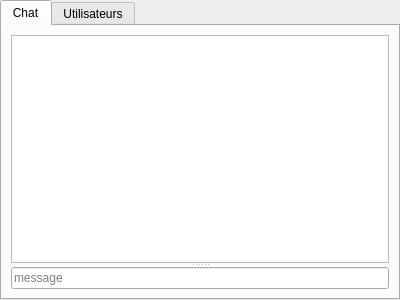
Above: src/Chat/ChatWidget.ui from Nepta/nixjdr before the change. Below: the same form after it.
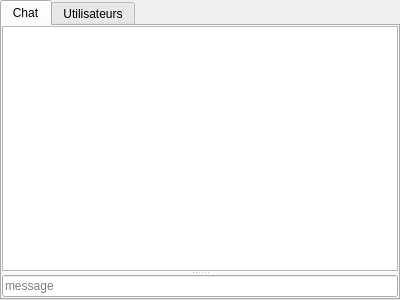
That is the form after the change.

Diff of the .ui file:
```diff
--- a/src/Chat/ChatWidget.ui
+++ b/src/Chat/ChatWidget.ui
@@ -39,6 +39,21 @@
        <string>Chat</string>
       </attribute>
       <layout class="QVBoxLayout" name="verticalLayout_4">
+       <property name="spacing">
+        <number>6</number>
+       </property>
+       <property name="leftMargin">
+        <number>0</number>
+       </property>
+       <property name="topMargin">
+        <number>0</number>
+       </property>
+       <property name="rightMargin">
+        <number>0</number>
+       </property>
+       <property name="bottomMargin">
+        <number>1</number>
+       </property>
        <item>
         <widget class="QSplitter" name="splitter">
          <property name="sizePolicy">
```
Left out of the diff: 12 changed lines with no effect on the pictures.
